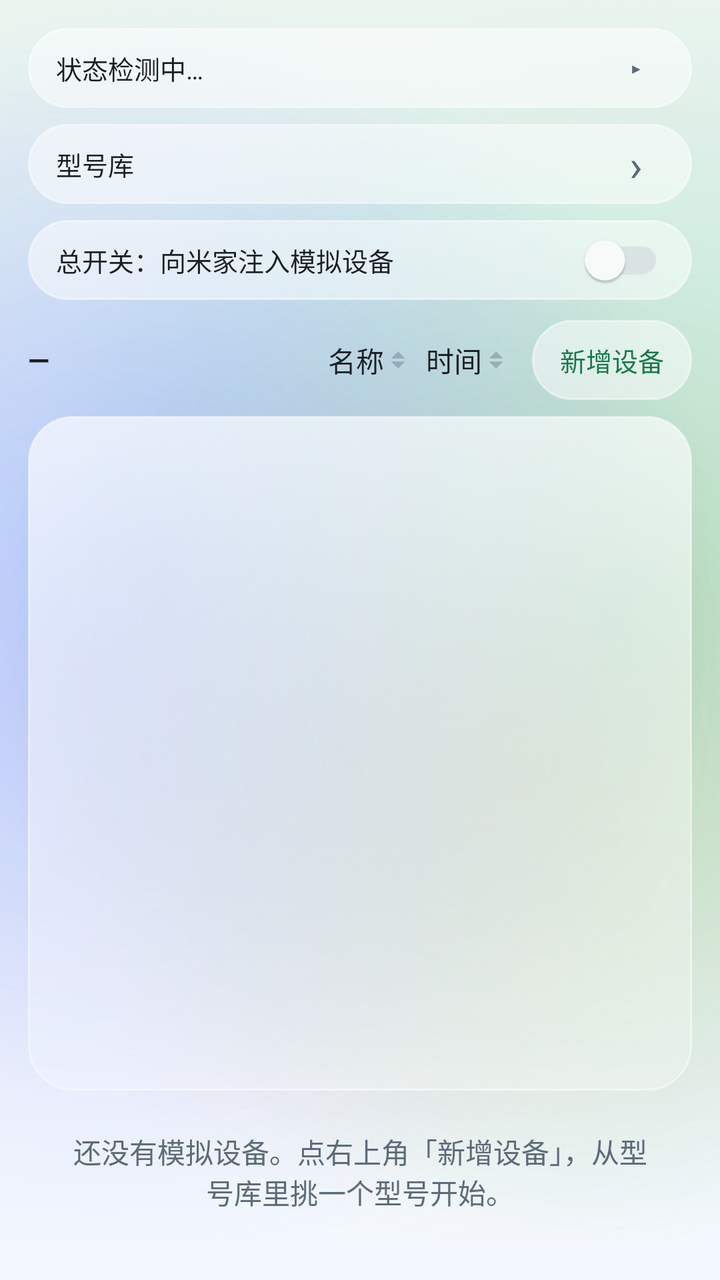
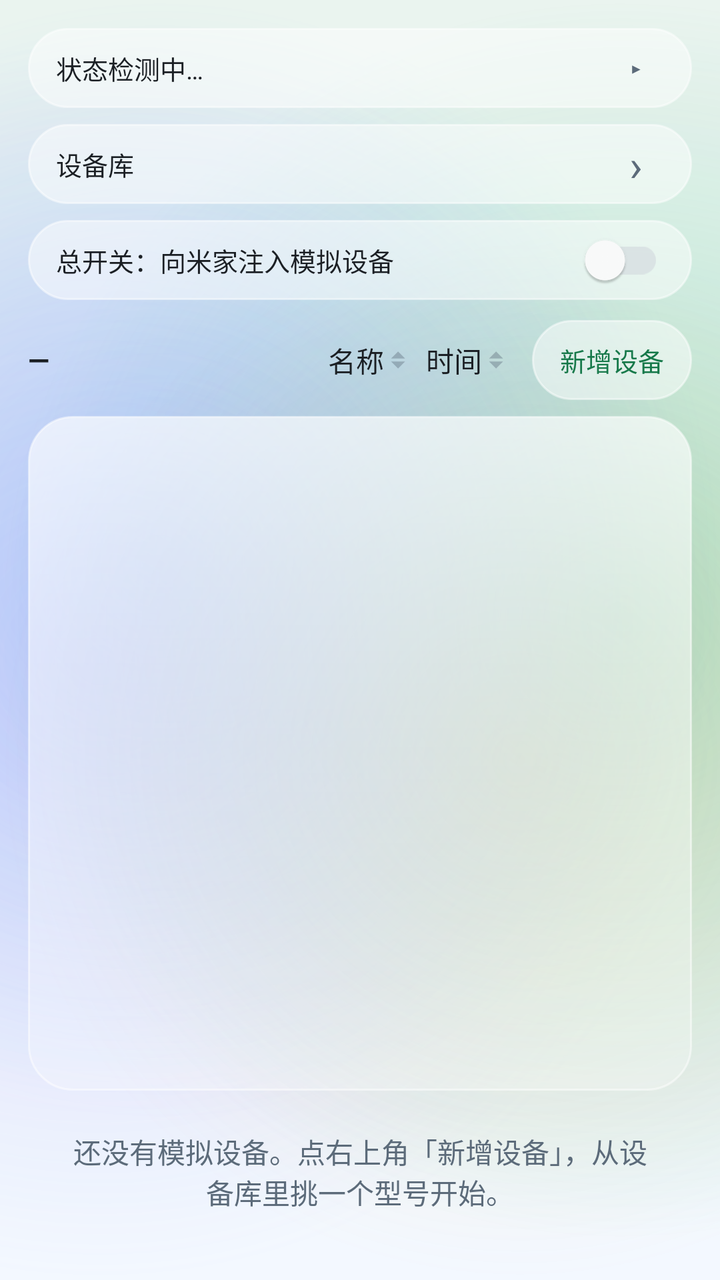

An Android layout rendered at two revisions. The XML below is the earlier revision; the diff shows what the commit changed to produce the second picture.
<!-- AndroidManifest.xml: application theme Theme.MijiaSim -->
<!-- res/layout/activity_main.xml -->
<?xml version="1.0" encoding="utf-8"?>
<LinearLayout xmlns:android="http://schemas.android.com/apk/res/android"
    android:layout_width="match_parent"
    android:layout_height="match_parent"
    android:orientation="vertical"
    android:paddingLeft="14dp"
    android:paddingTop="14dp"
    android:paddingRight="14dp"
    android:paddingBottom="14dp">

    
    <LinearLayout
        android:id="@+id/status_card"
        android:layout_width="match_parent"
        android:layout_height="wrap_content"
        android:background="@drawable/bg_glass_pill"
        android:orientation="vertical">

        <LinearLayout
            android:id="@+id/status_header"
            android:layout_width="match_parent"
            android:layout_height="40dp"
            android:background="@drawable/bg_pill_ripple"
            android:clickable="true"
            android:focusable="true"
            android:gravity="center_vertical"
            android:orientation="horizontal"
            android:paddingLeft="14dp"
            android:paddingRight="12dp">

            <TextView
                android:id="@+id/status_summary"
                android:layout_width="0dp"
                android:layout_height="wrap_content"
                android:layout_weight="1"
                android:ellipsize="end"
                android:maxLines="1"
                android:text="@string/status_placeholder"
                android:textColor="@color/ink"
                android:textSize="13sp" />

            <TextView
                android:id="@+id/status_toggle"
                android:layout_width="32dp"
                android:layout_height="32dp"
                android:gravity="center"
                android:text="@string/status_arrow_closed"
                android:textColor="@color/ink_muted"
                android:textSize="14sp" />
        </LinearLayout>

        <TextView
            android:id="@+id/status_text"
            android:layout_width="match_parent"
            android:layout_height="wrap_content"
            android:lineSpacingExtra="3dp"
            android:paddingLeft="24dp"
            android:paddingTop="4dp"
            android:paddingRight="24dp"
            android:paddingBottom="18dp"
            android:text="@string/status_placeholder"
            android:textColor="@color/ink"
            android:textSize="13sp"
            android:visibility="gone" />
    </LinearLayout>

    
    <LinearLayout
        android:id="@+id/btn_open_library"
        android:layout_width="match_parent"
        android:layout_height="40dp"
        android:layout_marginTop="8dp"
        android:background="@drawable/bg_glass_pill"
        android:clickable="true"
        android:focusable="true"
        android:gravity="center_vertical"
        android:orientation="horizontal"
        android:paddingLeft="14dp"
        android:paddingRight="12dp">

        <TextView
            android:layout_width="0dp"
            android:layout_height="wrap_content"
            android:layout_weight="1"
            android:ellipsize="end"
            android:maxLines="1"
            android:text="@string/label_model_library_entry"
            android:textColor="@color/ink"
            android:textSize="13sp" />

        <TextView
            android:layout_width="32dp"
            android:layout_height="32dp"
            android:gravity="center"
            android:text="@string/glyph_chevron"
            android:textColor="@color/ink_muted"
            android:textSize="22sp" />
    </LinearLayout>

    <androidx.appcompat.widget.SwitchCompat
        android:id="@+id/switch_inject"
        android:layout_width="match_parent"
        android:layout_height="40dp"
        android:layout_marginTop="8dp"
        android:background="@drawable/bg_glass_pill"
        android:gravity="center_vertical"
        android:paddingLeft="14dp"
        android:paddingRight="14dp"
        android:text="@string/label_master_switch"
        android:textColor="@color/ink"
        android:textSize="13sp" />

    
    <LinearLayout
        android:layout_width="match_parent"
        android:layout_height="wrap_content"
        android:layout_marginTop="10dp"
        android:gravity="center_vertical"
        android:orientation="horizontal">

        <TextView
            android:id="@+id/device_count"
            android:layout_width="0dp"
            android:layout_height="wrap_content"
            android:layout_marginEnd="6dp"
            android:layout_weight="1"
            android:ellipsize="end"
            android:maxLines="1"
            android:text="@string/count_placeholder"
            android:textColor="@color/ink"
            android:textSize="14sp"
            android:textStyle="bold" />

        
        <TextView
            android:id="@+id/btn_sort_name"
            android:layout_width="wrap_content"
            android:layout_height="wrap_content"
            android:background="@null"
            android:clickable="true"
            android:drawablePadding="1dp"
            android:drawableEnd="@drawable/ic_sort_idle"
            android:focusable="true"
            android:foreground="?attr/selectableItemBackgroundBorderless"
            android:gravity="center_vertical"
            android:paddingLeft="4dp"
            android:paddingTop="8dp"
            android:paddingRight="4dp"
            android:paddingBottom="8dp"
            android:text="@string/sort_name"
            android:textColor="@color/ink"
            android:textSize="14sp" />

        <TextView
            android:id="@+id/btn_sort_time"
            android:layout_width="wrap_content"
            android:layout_height="wrap_content"
            android:background="@null"
            android:clickable="true"
            android:drawablePadding="1dp"
            android:drawableEnd="@drawable/ic_sort_idle"
            android:focusable="true"
            android:foreground="?attr/selectableItemBackgroundBorderless"
            android:gravity="center_vertical"
            android:paddingLeft="4dp"
            android:paddingTop="8dp"
            android:paddingRight="4dp"
            android:paddingBottom="8dp"
            android:text="@string/sort_time"
            android:textColor="@color/ink"
            android:textSize="14sp" />

        <Button
            android:id="@+id/btn_add"
            style="@style/Widget.MijiaSim.Button.Pill"
            android:layout_width="wrap_content"
            android:layout_height="wrap_content"
            android:layout_marginStart="8dp"
            android:text="@string/action_add" />
    </LinearLayout>

    
    <androidx.recyclerview.widget.RecyclerView
        android:id="@+id/device_list"
        android:layout_width="match_parent"
        android:layout_height="0dp"
        android:layout_marginTop="8dp"
        android:layout_weight="1"
        android:background="@drawable/bg_glass_list_faint"
        android:padding="4dp"
        android:scrollbars="vertical" />

    <TextView
        android:id="@+id/empty_hint"
        android:layout_width="match_parent"
        android:layout_height="wrap_content"
        android:gravity="center"
        android:padding="20dp"
        android:text="@string/hint_no_device"
        android:textColor="@color/ink_muted"
        android:textSize="14sp" />

</LinearLayout>
<!-- resources referenced by this layout -->
<resources>
  <color name="ink">#FF1B1F24</color>
  <color name="ink_muted">#FF5C6B7A</color>
  <string name="action_add">新增设备</string>
  <string name="count_placeholder">—</string>
  <string name="glyph_chevron">›</string>
  <string name="hint_no_device">还没有模拟设备。点右上角「新增设备」，从型号库里挑一个型号开始。</string>
  <string name="label_master_switch">总开关：向米家注入模拟设备</string>
  <string name="label_model_library_entry">型号库</string>
  <string name="sort_name">名称</string>
  <string name="sort_time">时间</string>
  <string name="status_arrow_closed">▸</string>
  <string name="status_placeholder">状态检测中…</string>
  <color name="glass_card_faint_bottom">#3DFFFFFF</color>
  <color name="glass_card_faint_top">#A6FFFFFF</color>
  <color name="glass_stroke">#80FFFFFF</color>
  <color name="pill_pressed">#B3FFFFFF</color>
  <color name="pill_disabled">#40FFFFFF</color>
  <color name="glass_stroke_soft">#4DFFFFFF</color>
  <color name="pill_fill">#80FFFFFF</color>
  <color name="accent">#FF2bb673</color>
  <color name="accent_deep">#FF17794A</color>
  <color name="liquid_sky">#FFF3F8FF</color>
  <style name="ThemeOverlay.MijiaSim.ActionBar" parent="ThemeOverlay.AppCompat.Light">
          <item name="colorControlNormal">@color/ink</item>
          <item name="android:textColorPrimary">@color/ink</item>
      </style>
  <style name="Widget.MijiaSim.PopupMenu.Overflow" parent="Widget.AppCompat.PopupMenu.Overflow">
          <item name="android:popupBackground">@drawable/bg_glass_popup</item>
          <item name="android:popupElevation">10dp</item>
          <item name="overlapAnchor">false</item>
          <item name="android:dropDownVerticalOffset">6dp</item>
      </style>
  <style name="Widget.MijiaSim.PopupMenu" parent="Widget.AppCompat.PopupMenu">
          <item name="android:popupBackground">@drawable/bg_glass_popup</item>
          <item name="android:popupElevation">10dp</item>
      </style>
  <style name="TextAppearance.MijiaSim.PopupMenuItem" parent="TextAppearance.AppCompat.Widget.PopupMenu.Large">
          <item name="android:textColor">@color/ink</item>
          <item name="android:textSize">14sp</item>
      </style>
  <style name="Widget.MijiaSim.Switch" parent="Widget.AppCompat.CompoundButton.Switch">
          <item name="trackTint">@color/switch_track</item>
          <item name="thumbTint">@color/switch_thumb</item>
      </style>
  <color name="liquid_mist">#FFEAF4EF</color>
  <color name="blob_mint">#552BB673</color>
  <color name="blob_blue">#4D4C9AFF</color>
  <color name="blob_violet">#3D8E7CFF</color>
  <color name="blob_amber">#2EF2A33C</color>
  <style name="TextAppearance.MijiaSim.ActionBar.Title" parent="TextAppearance.AppCompat.Widget.ActionBar.Title">
          <item name="android:textColor">@color/ink</item>
          <item name="android:textSize">20sp</item>
          <item name="android:textStyle">bold</item>
          <item name="android:letterSpacing">0.01</item>
      </style>
  <style name="TextAppearance.MijiaSim.ActionBar.Subtitle" parent="TextAppearance.AppCompat.Widget.ActionBar.Subtitle">
          <item name="android:textColor">@color/ink_muted</item>
      </style>
  <!-- drawable bg_glass_dialog (drawable) -->
  <?xml version="1.0" encoding="utf-8"?>
  <shape xmlns:android="http://schemas.android.com/apk/res/android"
      android:shape="rectangle">
      <solid android:color="@color/dialog_fill" />
      <corners android:radius="28dp" />
      <stroke
          android:width="1dp"
          android:color="@color/glass_stroke" />
  </shape>
  <color name="dialog_fill">#F7FFFFFF</color>
  <color name="popup_bottom">#FFF6FAFF</color>
  <color name="popup_top">#FFFFFFFF</color>
  <color name="glass_divider">#14000000</color>
  <!-- unchanged entries left out for length: 10 -->
</resources>

<!-- the commit's change to res/layout/activity_main.xml (unified diff, before → after) -->
@@ -54,10 +54,10 @@
             android:layout_width="match_parent"
             android:layout_height="wrap_content"
             android:lineSpacingExtra="3dp"
-            android:paddingLeft="24dp"
-            android:paddingTop="4dp"
-            android:paddingRight="24dp"
-            android:paddingBottom="18dp"
+            android:paddingLeft="16dp"
+            android:paddingTop="6dp"
+            android:paddingRight="16dp"
+            android:paddingBottom="16dp"
             android:text="@string/status_placeholder"
             android:textColor="@color/ink"
             android:textSize="13sp"
<!-- resource entries referenced after the edit -->
@@ -5,9 +5,9 @@
   <string name="action_add">新增设备</string>
   <string name="count_placeholder">—</string>
   <string name="glyph_chevron">›</string>
-  <string name="hint_no_device">还没有模拟设备。点右上角「新增设备」，从型号库里挑一个型号开始。</string>
+  <string name="hint_no_device">还没有模拟设备。点右上角「新增设备」，从设备库里挑一个型号开始。</string>
   <string name="label_master_switch">总开关：向米家注入模拟设备</string>
-  <string name="label_model_library_entry">型号库</string>
+  <string name="label_model_library_entry">设备库</string>
   <string name="sort_name">名称</string>
   <string name="sort_time">时间</string>
   <string name="status_arrow_closed">▸</string>
